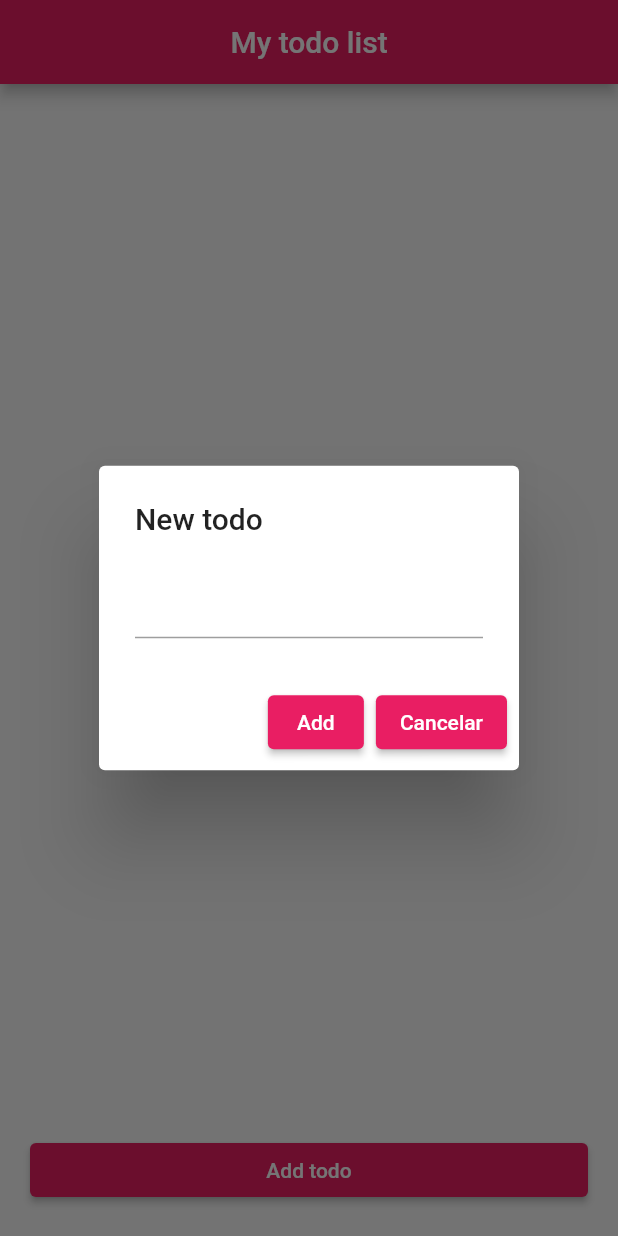
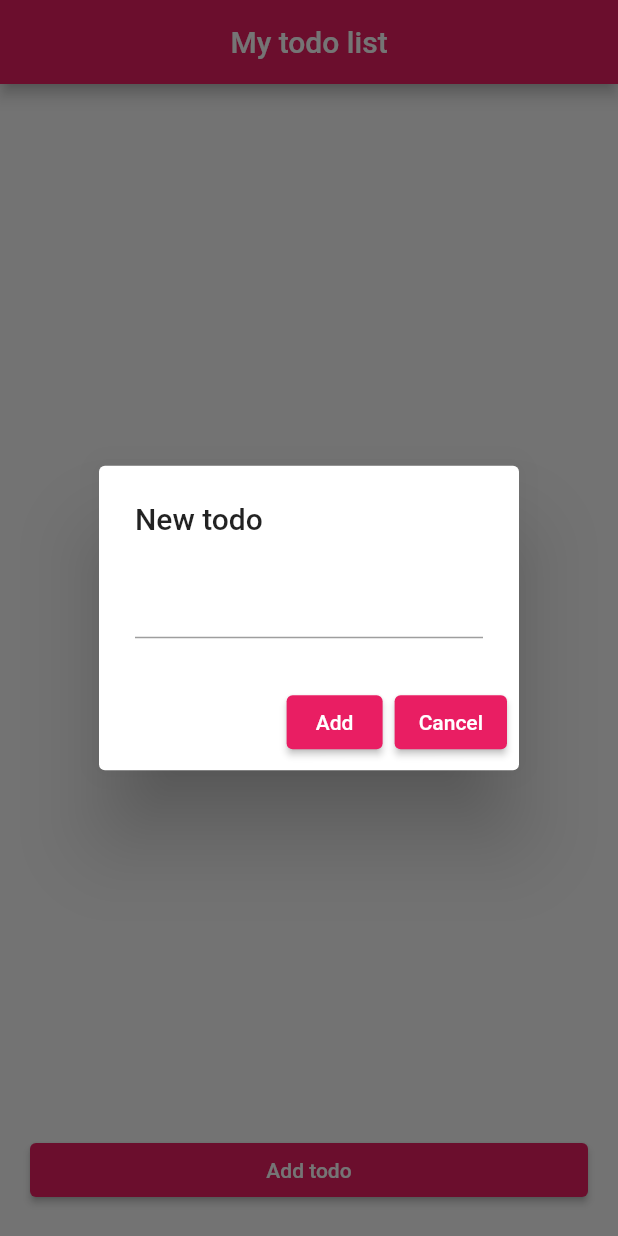
Before and after one commit to Pamela-code/multiple_state_menagement, a Flutter app: the screen it shows after launch, after a tap on "Add todo", on a phone screen of 412 x 824 dp. Run offline on Flutter 3.47's test engine with Material 2 defaults, Android fonts, the phone set to English and light mode, and no system bars; our stand-ins replace flutter_mobx, mobx; generated files the repository leaves out were written again.

Commit message:
fix: fix cancel button name

```diff
--- a/lib/widgets/add_todo_dialog.dart
+++ b/lib/widgets/add_todo_dialog.dart
@@ -27,7 +27,7 @@ class AddTodoDialog extends StatelessWidget {
             store.todo.clear();
             Navigator.pop(context);
           },
-          child: const Text('Cancelar'),
+          child: const Text('Cancel'),
         ),
       ],
     );
```
